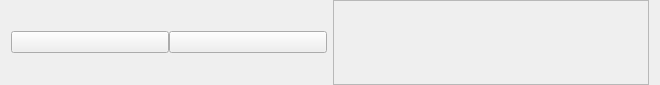
Before: the Qt Designer form src/grooveoff/audioplayer.ui in gcala/grooveoff, drawn with Qt 5.
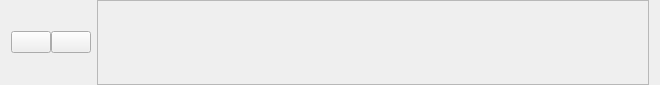
After: the same form once the commit is applied. Custom widgets are drawn as their Qt base class.

Commit message: Added a QStackedWidget to AudioPlayer so it can be used as status messages notifier and hide controls when no song is playable

```diff
--- a/src/grooveoff/audioplayer.ui
+++ b/src/grooveoff/audioplayer.ui
@@ -60,7 +60,7 @@
        <number>0</number>
       </property>
       <item row="0" column="0">
-       <widget class="QWidget" name="widget" native="true">
+       <widget class="QStackedWidget" name="stackedWidget">
         <property name="sizePolicy">
          <sizepolicy hsizetype="Preferred" vsizetype="Minimum">
           <horstretch>0</horstretch>
@@ -70,6 +70,33 @@
         <property name="autoFillBackground">
          <bool>true</bool>
         </property>
+        <property name="currentIndex">
+         <number>0</number>
+        </property>
+        <widget class="QWidget" name="statusMessagePage">
+         <layout class="QGridLayout" name="gridLayout_2">
+          <item row="0" column="0">
+           <widget class="QLabel" name="messageLabel">
+            <property name="font">
+             <font>
+              <weight>50</weight>
+              <bold>false</bold>
+             </font>
+            </property>
+            <property name="text">
+             <string/>
+            </property>
+            <property name="alignment">
+             <set>Qt::AlignCenter</set>
+            </property>
+            <property name="wordWrap">
+             <bool>true</bool>
+            </property>
+           </widget>
+          </item>
+         </layout>
+        </widget>
+        <widget class="QWidget" name="playerControlsPage" native="true">
         <layout class="QHBoxLayout" name="horizontalLayout_3">
          <property name="margin">
           <number>6</number>
@@ -155,6 +182,7 @@
           </layout>
          </item>
         </layout>
+        </widget>
        </widget>
       </item>
      </layout>
```
Lines whose indentation alone changed are shown as unchanged. The commit also changes 3 other files.
